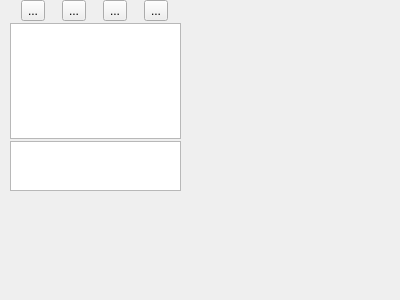
Qt form AnnoTool/src/uiStuff/forms/AnnoDataWidget.ui (basileios-anastasatos/AnnoTool) before a commit.
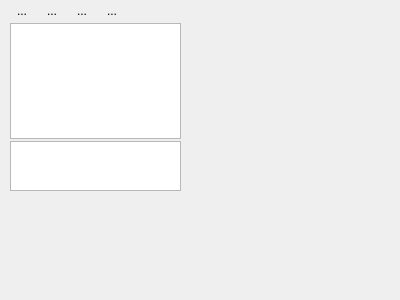
The same form after that commit. Icons and pictures are not drawn.

Patch:
```diff
--- a/AnnoTool/src/uiStuff/forms/AnnoDataWidget.ui
+++ b/AnnoTool/src/uiStuff/forms/AnnoDataWidget.ui
@@ -46,6 +46,9 @@
           <property name="text">
            <string>...</string>
           </property>
+          <property name="autoRaise">
+           <bool>true</bool>
+          </property>
          </widget>
         </item>
         <item>
@@ -53,6 +56,9 @@
           <property name="text">
            <string>...</string>
           </property>
+          <property name="autoRaise">
+           <bool>true</bool>
+          </property>
          </widget>
         </item>
         <item>
@@ -60,6 +66,9 @@
           <property name="text">
            <string>...</string>
           </property>
+          <property name="autoRaise">
+           <bool>true</bool>
+          </property>
          </widget>
         </item>
         <item>
@@ -67,8 +76,24 @@
           <property name="text">
            <string>...</string>
           </property>
+          <property name="autoRaise">
+           <bool>true</bool>
+          </property>
          </widget>
         </item>
+        <item>
+         <spacer name="horizontalSpacer">
+          <property name="orientation">
+           <enum>Qt::Horizontal</enum>
+          </property>
+          <property name="sizeHint" stdset="0">
+           <size>
+            <width>40</width>
+            <height>20</height>
+           </size>
+          </property>
+         </spacer>
+        </item>
        </layout>
       </item>
       <item>
```
Left out of the diff: 20 changed lines with no effect on the pictures.
